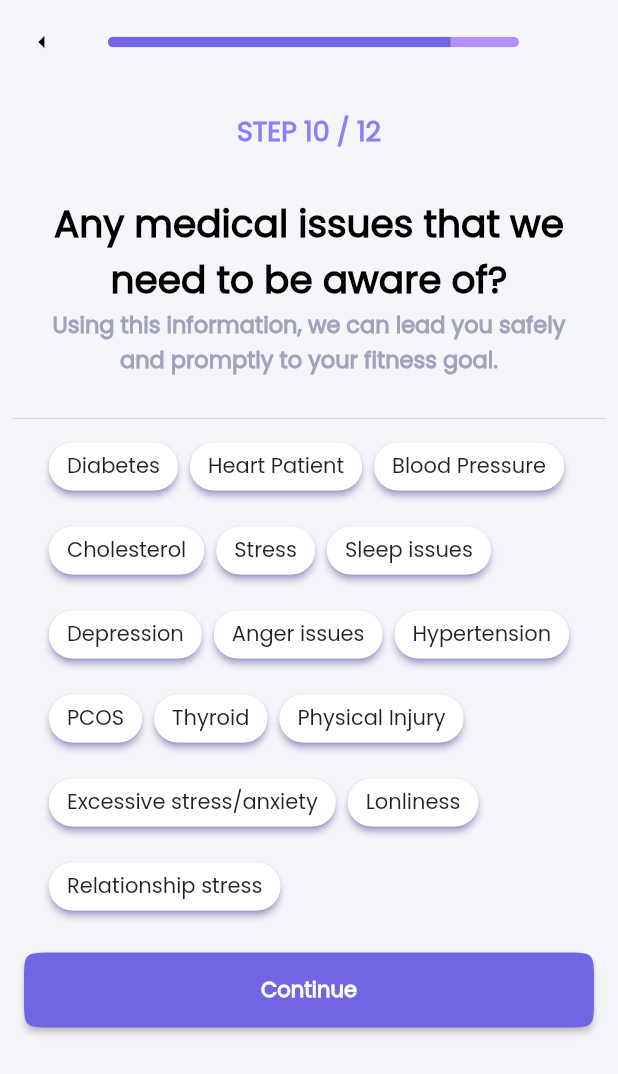
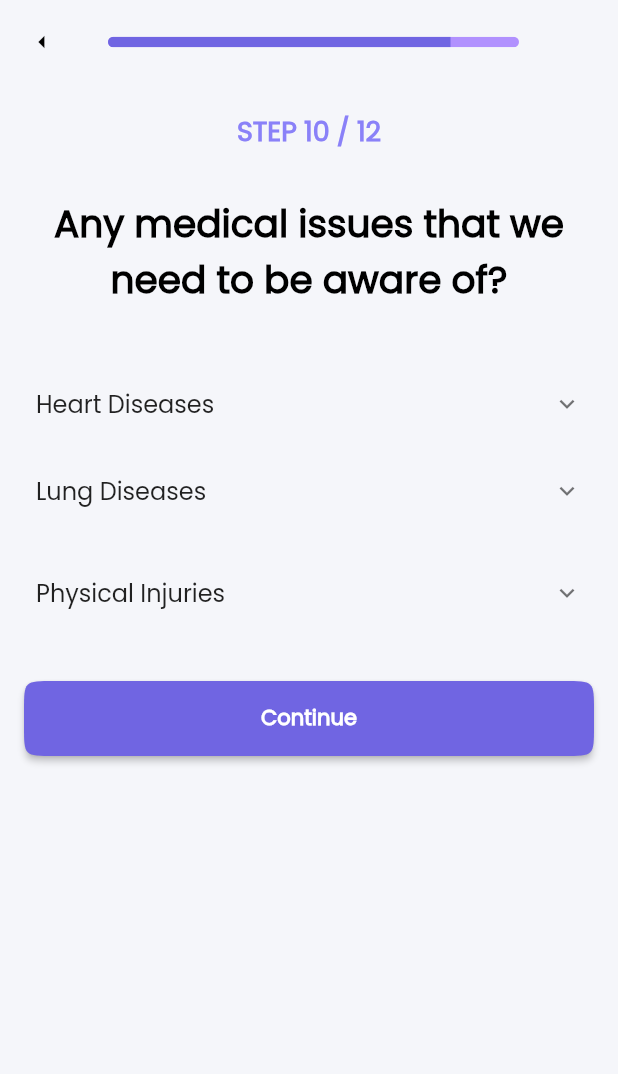
Before and after one commit to sanjaioffi/HealHer, a Flutter app: the MedicalConditionScreen screen opened by its route, on a phone screen of 412 x 824 dp. Shown: the top 1074 px of the screen. Run offline on Flutter 3.47's test engine with Material 2 defaults, Android fonts, the light colour scheme and no system bars; our stand-ins replace calendar_date_picker2, carousel_slider, flutter_datetime_picker_bdaya, get, scroll_snap_list; missing offline and left inert: flutter_ruler_picker.

Commit message:
medical fitness commit

```diff
--- a/lib/main.dart
+++ b/lib/main.dart
@@ -4,7 +4,9 @@ import 'package:heal_her/presentation/utils/routes.dart';
 import 'package:heal_her/theme/build_theme.dart';
 
 void main() {
-  runApp(const MyApp());
+  runApp(
+    const MyApp(),
+  );
 }
 
 class MyApp extends StatelessWidget {
--- a/lib/presentation/screens/onboarding/view/medical_condition/dynamic_chip.dart
+++ b/lib/presentation/screens/onboarding/view/medical_condition/dynamic_chip.dart
@@ -40,12 +40,22 @@ class _DynamicChipState extends State<DynamicChip> {
     return GestureDetector(
       onTap: _toggleColor,
       child: Chip(
-          shadowColor: AppColor.heavyPurplyBlue,
+          shadowColor: isImage1Visible ? AppColor.white : AppColor.purplyBlue,
           elevation: 2,
-          label: Text(widget.name),
+          label: Text(
+            widget.name,
+            style: TextStyle(
+              color: isImage1Visible ? AppColor.white : AppColor.purplyBlue,
+            ),
+          ),
           backgroundColor:
               isImage1Visible ? AppColor.purplyBlue : AppColor.white,
-          avatar: isImage1Visible ? const Icon(Icons.check) : null),
+          avatar: isImage1Visible
+              ? Icon(
+                  Icons.check,
+                  color: isImage1Visible ? AppColor.white : AppColor.purplyBlue,
+                )
+              : null),
     );
   }
 }
--- /dev/null
+++ b/lib/presentation/screens/onboarding/view/medical_condition/expansion_list.dart
@@ -0,0 +1,90 @@
+import 'package:flutter/material.dart';
+import 'package:heal_her/presentation/screens/onboarding/view/medical_condition/dynamic_chip.dart';
+
+import '../../../../utils/app_colors.dart';
+
+// list of string options
+List<String> options = [
+  'Diabetes',
+  'Heart Patient',
+  'Blood Pressure',
+  'Cholesterol',
+  'Stress',
+  'Sleep issues',
+  'Depression',
+  'Anger issues',
+  'Hypertension',
+  'PCOS',
+  'Thyroid',
+  'Physical Injury',
+  'Excessive stress/anxiety',
+  'Lonliness',
+  'Relationship stress',
+];
+
+class ExpansionList extends StatelessWidget {
+  const ExpansionList({super.key});
+
+  @override
+  Widget build(BuildContext context) {
+    return Padding(
+      padding: const EdgeInsets.only(
+        top: 35,
+        bottom: 30,
+      ),
+      child: Column(
+        children: [
+          ExpansionTile(
+            title: const Text("Heart Diseases"),
+            textColor: AppColor.heavyPurplyBlue,
+            children: [
+              Center(
+                  child: Wrap(
+                spacing: 8.0, // spacing between chips
+                runSpacing: 8.0, // spacing between rows
+                children: options.map((chipText) {
+                  return DynamicChip(
+                    name: chipText,
+                  );
+                }).toList(),
+              )),
+            ],
+          ),
+          ExpansionTile(
+            title: const Text("Lung Diseases"),
+            textColor: AppColor.heavyPurplyBlue,
+            children: [
+              Center(
+                  child: Wrap(
+                spacing: 8.0, // spacing between chips
+                runSpacing: 8.0, // spacing between rows
+                children: options.map((chipText) {
+                  return DynamicChip(
+                    name: chipText,
+                  );
+                }).toList(),
+              )),
+            ],
+          ),
+          const SizedBox(height: 10),
+          ExpansionTile(
+            title: const Text("Physical Injuries"),
+            textColor: AppColor.heavyPurplyBlue,
+            children: [
+              Center(
+                  child: Wrap(
+                spacing: 8.0, // spacing between chips
+                runSpacing: 8.0, // spacing between rows
+                children: options.map((chipText) {
+                  return DynamicChip(
+                    name: chipText,
+                  );
+                }).toList(),
+              )),
+            ],
+          ),
+        ],
+      ),
+    );
+  }
+}
--- a/lib/presentation/screens/onboarding/view/medical_condition/medical_condition.dart
+++ b/lib/presentation/screens/onboarding/view/medical_condition/medical_condition.dart
@@ -1,9 +1,11 @@
 import 'package:flutter/material.dart';
+import 'package:heal_her/presentation/screens/onboarding/view/medical_condition/expansion_list.dart';
 import 'package:heal_her/presentation/screens/onboarding/view/widgets/bottom_tile.dart';
 import 'package:heal_her/presentation/screens/onboarding/view/widgets/continue_elevated_button.dart';
 import 'package:heal_her/presentation/screens/onboarding/view/widgets/onboard_appbar.dart';
 import 'package:heal_her/presentation/screens/onboarding/view/widgets/step_indicator.dart';
 import 'package:heal_her/presentation/screens/onboarding/view/widgets/top_tile.dart';
+import 'package:heal_her/presentation/utils/app_colors.dart';
 
 import 'dynamic_chip.dart';
 
@@ -14,60 +16,25 @@ class MedicalConditionScreen extends StatefulWidget {
   State<MedicalConditionScreen> createState() => _MedicalConditionScreenState();
 }
 
-// list of string options
-List<String> options = [
-  'Diabetes',
-  'Heart Patient',
-  'Blood Pressure',
-  'Cholesterol',
-  'Stress',
-  'Sleep issues',
-  'Depression',
-  'Anger issues',
-  'Hypertension',
-  'PCOS',
-  'Thyroid',
-  'Physical Injury',
-  'Excessive stress/anxiety',
-  'Lonliness',
-  'Relationship stress',
-];
-
 class _MedicalConditionScreenState extends State<MedicalConditionScreen> {
   @override
   Widget build(BuildContext context) {
     return Scaffold(
       appBar: buildOnBoardNavBar(context, 10),
-      body: SafeArea(
+      body: const SafeArea(
         child: Padding(
-          padding: const EdgeInsets.all(8.0),
+          padding: EdgeInsets.all(8.0),
           child: SafeArea(
             child: SingleChildScrollView(
               child: Column(
                 children: [
-                  const StepIndicator(step: 10),
-                  const TopTile(
+                  StepIndicator(step: 10),
+                  TopTile(
                     tileContent:
                         'Any medical issues that we need to be aware of?',
                   ),
-                  const BottomTile(
-                      tileContent:
-                          'Using this information, we can lead you safely and promptly to your fitness goal.'),
-                  const Divider(),
-                  Center(
-                      child: Wrap(
-                    spacing: 8.0, // spacing between chips
-                    runSpacing: 8.0, // spacing between rows
-                    children: options.map((chipText) {
-                      return DynamicChip(
-                        name: chipText,
-                      );
-                    }).toList(),
-                  )),
-                  const SizedBox(
-                    height: 20,
-                  ),
-                  const ContinueElevatedButton(
+                  ExpansionList(),
+                  ContinueElevatedButton(
                     nextRoute: 'profile',
                   )
                 ],
```
Also changed, not shown: pubspec.lock.
